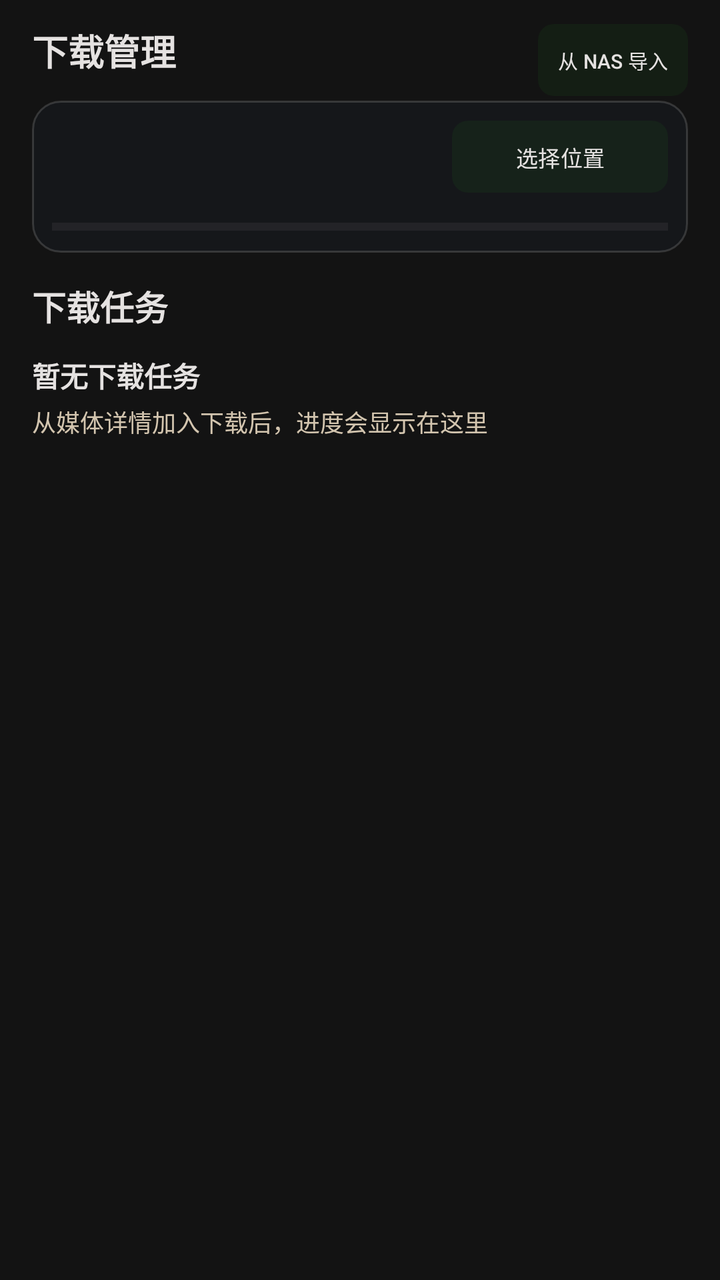
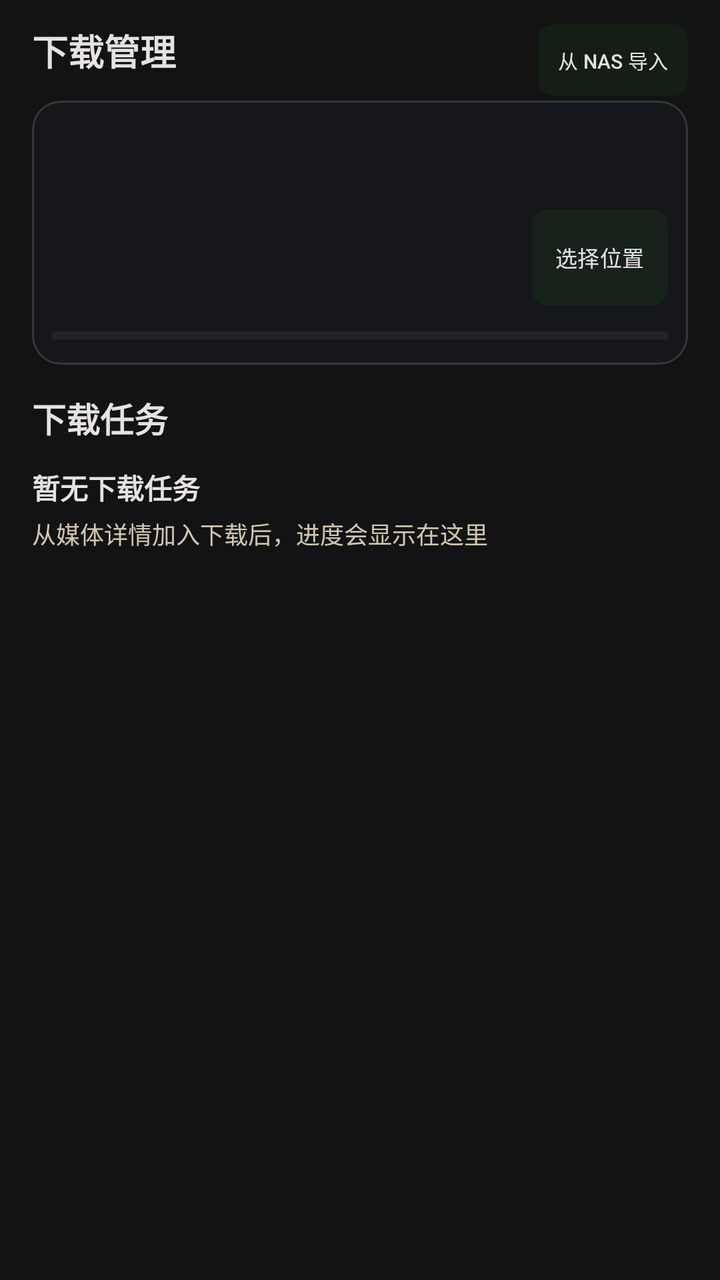

Two renders of the same Android screen: before a commit and after it. Below are the layout's source before the change and the commit's diff.
<!-- AndroidManifest.xml: another module's application theme Theme.YuanBaoTv -->
<!-- res/layout/activity_downloads.xml -->
<?xml version="1.0" encoding="utf-8"?>
<androidx.constraintlayout.widget.ConstraintLayout xmlns:android="http://schemas.android.com/apk/res/android"
    xmlns:app="http://schemas.android.com/apk/res-auto"
    android:layout_width="match_parent"
    android:layout_height="match_parent"
    android:background="@color/tv_bg_dark"
    android:paddingStart="16dp"
    android:paddingTop="12dp"
    android:paddingEnd="16dp">

    <TextView android:id="@+id/tv_title" android:layout_width="0dp" android:layout_height="wrap_content" android:ellipsize="end" android:maxLines="1" android:text="@string/title_downloads" android:textColor="@color/tv_text_primary" android:textSize="@dimen/phone_download_title_size" android:textStyle="bold" app:layout_constraintEnd_toStartOf="@id/btn_import_nas" app:layout_constraintStart_toStartOf="parent" app:layout_constraintTop_toTopOf="parent" />
    <Button android:id="@+id/btn_import_nas" android:layout_width="wrap_content" android:layout_height="36dp" android:background="@drawable/bg_tv_button_focus" android:backgroundTint="@null" android:minWidth="0dp" android:paddingHorizontal="10dp" android:text="@string/btn_import_nas" android:textColor="@color/tv_text_primary" android:textSize="10sp" app:layout_constraintEnd_toEndOf="parent" app:layout_constraintTop_toTopOf="parent" />

    <androidx.constraintlayout.widget.ConstraintLayout
        android:id="@+id/card_storage_info"
        android:layout_width="0dp"
        android:layout_height="@dimen/phone_download_storage_height"
        android:layout_marginTop="12dp"
        android:background="@drawable/bg_glass_card"
        android:padding="10dp"
        app:layout_constraintEnd_toEndOf="parent"
        app:layout_constraintStart_toStartOf="parent"
        app:layout_constraintTop_toBottomOf="@id/tv_title">
        <TextView android:id="@+id/tv_storage_label" android:layout_width="0dp" android:layout_height="wrap_content" android:ellipsize="end" android:maxLines="1" android:textColor="@color/tv_text_primary" android:textSize="13sp" android:textStyle="bold" app:layout_constraintEnd_toStartOf="@id/btn_select_storage" app:layout_constraintStart_toStartOf="parent" app:layout_constraintTop_toTopOf="parent" />
        <TextView android:id="@+id/tv_storage_capacity" android:layout_width="0dp" android:layout_height="wrap_content" android:layout_marginTop="4dp" android:ellipsize="end" android:maxLines="1" android:textColor="@color/tv_text_secondary" android:textSize="11sp" app:layout_constraintEnd_toStartOf="@id/btn_select_storage" app:layout_constraintStart_toStartOf="parent" app:layout_constraintTop_toBottomOf="@id/tv_storage_label" />
        <Button android:id="@+id/btn_select_storage" android:layout_width="108dp" android:layout_height="@dimen/phone_download_storage_button_height" android:background="@drawable/bg_tv_button_focus" android:text="@string/storage_select_target" android:textColor="@color/tv_text_primary" android:textSize="11sp" app:layout_constraintEnd_toEndOf="parent" app:layout_constraintTop_toTopOf="parent" />
        <ProgressBar android:id="@+id/pb_storage" style="?android:attr/progressBarStyleHorizontal" android:layout_width="0dp" android:layout_height="6dp" android:max="100" android:progressTint="@color/tv_accent_cyan" app:layout_constraintBottom_toBottomOf="parent" app:layout_constraintEnd_toEndOf="parent" app:layout_constraintStart_toStartOf="parent" />
    </androidx.constraintlayout.widget.ConstraintLayout>

    <TextView android:id="@+id/tv_label_downloading" android:layout_width="wrap_content" android:layout_height="wrap_content" android:layout_marginTop="@dimen/phone_download_section_margin" android:text="@string/section_downloading" android:textColor="@color/tv_text_primary" android:textSize="17sp" android:textStyle="bold" app:layout_constraintStart_toStartOf="parent" app:layout_constraintTop_toBottomOf="@id/card_storage_info" />

    <LinearLayout
        android:id="@+id/layout_download_tasks_empty"
        android:layout_width="0dp"
        android:layout_height="wrap_content"
        android:layout_marginTop="12dp"
        android:orientation="vertical"
        app:layout_constraintEnd_toEndOf="parent"
        app:layout_constraintStart_toStartOf="parent"
        app:layout_constraintTop_toBottomOf="@id/tv_label_downloading">
        <TextView
            android:layout_width="match_parent"
            android:layout_height="wrap_content"
            android:ellipsize="end"
            android:maxLines="1"
            android:text="@string/downloads_empty_title"
            android:textColor="@color/tv_text_primary"
            android:textSize="14sp"
            android:textStyle="bold" />
        <TextView
            android:layout_width="match_parent"
            android:layout_height="wrap_content"
            android:layout_marginTop="4dp"
            android:ellipsize="end"
            android:maxLines="2"
            android:text="@string/downloads_empty_message"
            android:textColor="@color/tv_text_secondary"
            android:textSize="12sp" />
    </LinearLayout>

    <androidx.recyclerview.widget.RecyclerView
        android:id="@+id/rv_download_tasks"
        android:layout_width="0dp"
        android:layout_height="0dp"
        android:layout_marginTop="8dp"
        android:clipToPadding="false"
        android:paddingBottom="16dp"
        android:scrollbars="none"
        app:layoutManager="androidx.recyclerview.widget.LinearLayoutManager"
        app:layout_constraintBottom_toBottomOf="parent"
        app:layout_constraintEnd_toEndOf="parent"
        app:layout_constraintStart_toStartOf="parent"
        app:layout_constraintTop_toBottomOf="@id/tv_label_downloading" />

</androidx.constraintlayout.widget.ConstraintLayout>
<!-- resources referenced by this layout -->
<resources>
  <color name="tv_accent_cyan">#84F5E8</color>
  <color name="tv_bg_dark">#131313</color>
  <color name="tv_text_primary">#E5E2E1</color>
  <color name="tv_text_secondary">#D3C5AF</color>
  <dimen name="phone_download_section_margin">14dp</dimen>
  <dimen name="phone_download_storage_button_height">36dp</dimen>
  <dimen name="phone_download_storage_height">76dp</dimen>
  <dimen name="phone_download_title_size">18sp</dimen>
  <!-- drawable bg_glass_card (drawable) -->
  <?xml version="1.0" encoding="utf-8"?>
  <shape xmlns:android="http://schemas.android.com/apk/res/android"
      android:shape="rectangle">
      <solid android:color="@color/tv_bg_glass" />
      <stroke android:width="1dp" android:color="#26FFFFFF" />
      <corners android:radius="14dp" />
  </shape>
  <!-- drawable bg_tv_button_focus (drawable) -->
  <?xml version="1.0" encoding="utf-8"?>
  <selector xmlns:android="http://schemas.android.com/apk/res/android">
      <item android:state_focused="true">
          <shape android:shape="rectangle">
              <solid android:color="@color/tv_accent_blue" />
              <stroke android:width="2dp" android:color="@color/tv_focus_ring" />
              <corners android:radius="8dp" />
          </shape>
      </item>
      <item>
          <shape android:shape="rectangle">
              <solid android:color="#26FFFFFF" />
              <corners android:radius="8dp" />
          </shape>
      </item>
  </selector>
  <string name="btn_import_nas">从 NAS 导入</string>
  <string name="downloads_empty_message">从媒体详情加入下载后，进度会显示在这里</string>
  <string name="downloads_empty_title">暂无下载任务</string>
  <string name="section_downloading">下载任务</string>
  <string name="storage_select_target">选择位置</string>
  <string name="title_downloads">下载管理</string>
  <style name="Theme.YuanBaoTv" parent="Theme.Material3.DayNight.NoActionBar">
          <item name="colorPrimary">@color/primary</item>
          <item name="colorOnPrimary">@color/on_primary</item>
          <item name="android:statusBarColor">@android:color/transparent</item>
          <item name="android:navigationBarColor">@android:color/transparent</item>
          <item name="android:windowLightStatusBar">false</item>
          <item name="buttonStyle">@style/Widget.YuanBaoTv.Button</item>
      </style>
  <color name="tv_bg_glass">#331E293B</color>
  <color name="tv_accent_blue">#38BDF8</color>
  <color name="tv_focus_ring">#84F5E8</color>
  <color name="primary">#1B5E20</color>
  <color name="on_primary">#FFFFFF</color>
  <style name="Widget.YuanBaoTv.Button" parent="Widget.AppCompat.Button">
          <item name="android:backgroundTint">@null</item>
          <item name="backgroundTint">@null</item>
          <item name="android:textAllCaps">false</item>
      </style>
</resources>

<!-- the commit's change to res/layout/activity_downloads.xml (unified diff, before → after) -->
@@ -14,17 +14,18 @@
     <androidx.constraintlayout.widget.ConstraintLayout
         android:id="@+id/card_storage_info"
         android:layout_width="0dp"
-        android:layout_height="@dimen/phone_download_storage_height"
+        android:layout_height="wrap_content"
         android:layout_marginTop="12dp"
         android:background="@drawable/bg_glass_card"
+        android:minHeight="@dimen/phone_download_storage_height"
         android:padding="10dp"
         app:layout_constraintEnd_toEndOf="parent"
         app:layout_constraintStart_toStartOf="parent"
         app:layout_constraintTop_toBottomOf="@id/tv_title">
-        <TextView android:id="@+id/tv_storage_label" android:layout_width="0dp" android:layout_height="wrap_content" android:ellipsize="end" android:maxLines="1" android:textColor="@color/tv_text_primary" android:textSize="13sp" android:textStyle="bold" app:layout_constraintEnd_toStartOf="@id/btn_select_storage" app:layout_constraintStart_toStartOf="parent" app:layout_constraintTop_toTopOf="parent" />
-        <TextView android:id="@+id/tv_storage_capacity" android:layout_width="0dp" android:layout_height="wrap_content" android:layout_marginTop="4dp" android:ellipsize="end" android:maxLines="1" android:textColor="@color/tv_text_secondary" android:textSize="11sp" app:layout_constraintEnd_toStartOf="@id/btn_select_storage" app:layout_constraintStart_toStartOf="parent" app:layout_constraintTop_toBottomOf="@id/tv_storage_label" />
-        <Button android:id="@+id/btn_select_storage" android:layout_width="108dp" android:layout_height="@dimen/phone_download_storage_button_height" android:background="@drawable/bg_tv_button_focus" android:text="@string/storage_select_target" android:textColor="@color/tv_text_primary" android:textSize="11sp" app:layout_constraintEnd_toEndOf="parent" app:layout_constraintTop_toTopOf="parent" />
-        <ProgressBar android:id="@+id/pb_storage" style="?android:attr/progressBarStyleHorizontal" android:layout_width="0dp" android:layout_height="6dp" android:max="100" android:progressTint="@color/tv_accent_cyan" app:layout_constraintBottom_toBottomOf="parent" app:layout_constraintEnd_toEndOf="parent" app:layout_constraintStart_toStartOf="parent" />
+        <TextView android:id="@+id/tv_storage_label" android:layout_width="0dp" android:layout_height="wrap_content" android:ellipsize="end" android:maxLines="3" android:textColor="@color/tv_text_primary" android:textSize="13sp" android:textStyle="bold" app:layout_constraintEnd_toEndOf="parent" app:layout_constraintStart_toStartOf="parent" app:layout_constraintTop_toTopOf="parent" />
+        <TextView android:id="@+id/tv_storage_capacity" android:layout_width="0dp" android:layout_height="wrap_content" android:layout_marginTop="4dp" android:ellipsize="end" android:maxLines="1" android:textColor="@color/tv_text_secondary" android:textSize="11sp" app:layout_constraintEnd_toEndOf="parent" app:layout_constraintStart_toStartOf="parent" app:layout_constraintTop_toBottomOf="@id/tv_storage_label" />
+        <Button android:id="@+id/btn_select_storage" android:layout_width="wrap_content" android:layout_height="wrap_content" android:layout_marginTop="8dp" android:background="@drawable/bg_tv_button_focus" android:minHeight="48dp" android:minWidth="0dp" android:paddingHorizontal="12dp" android:text="@string/storage_select_target" android:textColor="@color/tv_text_primary" android:textSize="11sp" app:layout_constraintEnd_toEndOf="parent" app:layout_constraintTop_toBottomOf="@id/tv_storage_capacity" />
+        <ProgressBar android:id="@+id/pb_storage" style="?android:attr/progressBarStyleHorizontal" android:layout_width="0dp" android:layout_height="6dp" android:layout_marginTop="10dp" android:max="100" android:progressTint="@color/tv_accent_cyan" app:layout_constraintBottom_toBottomOf="parent" app:layout_constraintEnd_toEndOf="parent" app:layout_constraintStart_toStartOf="parent" app:layout_constraintTop_toBottomOf="@id/btn_select_storage" />
     </androidx.constraintlayout.widget.ConstraintLayout>
 
     <TextView android:id="@+id/tv_label_downloading" android:layout_width="wrap_content" android:layout_height="wrap_content" android:layout_marginTop="@dimen/phone_download_section_margin" android:text="@string/section_downloading" android:textColor="@color/tv_text_primary" android:textSize="17sp" android:textStyle="bold" app:layout_constraintStart_toStartOf="parent" app:layout_constraintTop_toBottomOf="@id/card_storage_info" />
<!-- resource entries referenced after the edit -->
@@ -5,8 +5,7 @@
   <color name="tv_text_primary">#E5E2E1</color>
   <color name="tv_text_secondary">#D3C5AF</color>
   <dimen name="phone_download_section_margin">14dp</dimen>
-  <dimen name="phone_download_storage_button_height">36dp</dimen>
-  <dimen name="phone_download_storage_height">76dp</dimen>
+  <dimen name="phone_download_storage_height">132dp</dimen>
   <dimen name="phone_download_title_size">18sp</dimen>
   <!-- drawable bg_glass_card (drawable) -->
   <?xml version="1.0" encoding="utf-8"?>
